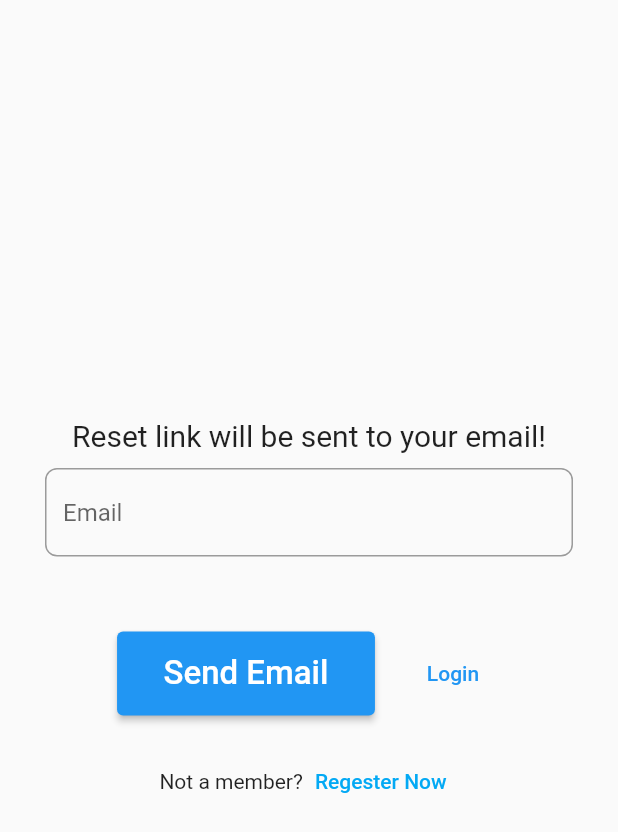
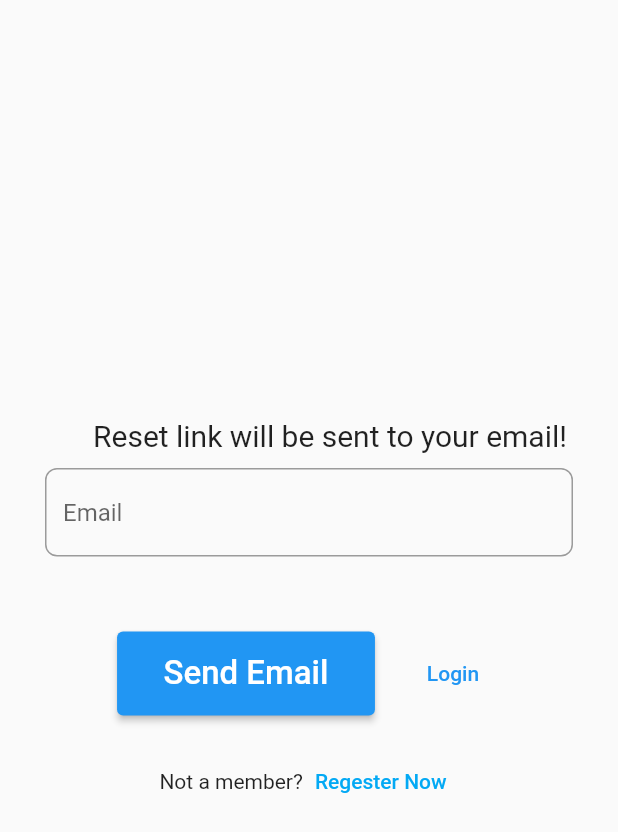
Before and after one commit to khadija-bibi/Auth-With-Firebase, a Flutter app: the screen it shows after launch, after a tap on "Login", after a tap on "Forget Password", on a phone screen of 412 x 824 dp. Shown: the top 832 px of the screen. Run offline on Flutter 3.47's test engine with Material 2 defaults, Android fonts, the phone set to English and light mode, and no system bars; our stand-ins replace firebase_auth, firebase_core; accounts and stored records are empty; network calls fail.

```diff
--- a/lib/pages/forgetPassword.dart
+++ b/lib/pages/forgetPassword.dart
@@ -1,5 +1,6 @@
 import 'package:auth_with_firebase/pages/login.dart';
 import 'package:auth_with_firebase/pages/signup.dart';
+import 'package:firebase_auth/firebase_auth.dart';
 import 'package:flutter/material.dart';
 
 class ForgetPassword extends StatefulWidget {
@@ -23,6 +24,29 @@ class _ForgetPasswordState extends State<ForgetPassword> {
 
     super.dispose();
   }
+  resetPassword()async{
+    try{
+      await FirebaseAuth.instance.sendPasswordResetEmail(email: email);
+      ScaffoldMessenger.of(context).showSnackBar(
+          SnackBar(
+            // backgroundColor: Colors.redAccent,
+              content:Text("Password Reset Email has been sent !",
+                style: TextStyle(fontSize:20.0),)
+
+          ));
+    }on FirebaseException catch(e){
+      if(e.code=="user-not-found"){
+        ScaffoldMessenger.of(context).showSnackBar(
+            SnackBar(
+              // backgroundColor: Colors.redAccent,
+                content:Text("No user found for that email",
+                  style: TextStyle(fontSize:20.0),)
+
+            ));
+      }
+
+    }
+  }
 
   @override
 
@@ -37,10 +61,13 @@ class _ForgetPasswordState extends State<ForgetPassword> {
               mainAxisAlignment: MainAxisAlignment.center,
               children: [
                 // SizedBox(height: 40,),
-                Text("Reset link will be sent to your email!",
-                    style: TextStyle(
-                      fontSize: 20,
-                    )),
+                Padding(
+                  padding: const EdgeInsets.only(left: 28),
+                  child: Text("Reset link will be sent to your email!",
+                      style: TextStyle(
+                        fontSize: 20,
+                      )),
+                ),
 
                 Padding(
                   padding:
@@ -87,6 +114,7 @@ class _ForgetPasswordState extends State<ForgetPassword> {
                                 email=emailController.text;
 
                               });
+                              resetPassword();
                             }
                           },
 
--- a/lib/pages/login.dart
+++ b/lib/pages/login.dart
@@ -1,6 +1,8 @@
 import 'package:auth_with_firebase/pages/forgetPassword.dart';
 import 'package:auth_with_firebase/pages/signup.dart';
 import 'package:auth_with_firebase/users/user_main.dart';
+import 'package:firebase_auth/firebase_auth.dart';
+
 import 'package:flutter/material.dart';
 
 class Login extends StatefulWidget {
@@ -19,9 +21,40 @@ class _LoginState extends State<Login> {
 final emailController=TextEditingController();
   final passwordController=TextEditingController();
 
-  void userLogin(){
-    Navigator.push(context,
-        MaterialPageRoute(builder: (context) => UserMain()));
+  Future<void> userLogin() async {
+
+    try{
+      await FirebaseAuth.instance.signInWithEmailAndPassword(email: email, password: password);
+      ScaffoldMessenger.of(context).showSnackBar(
+          SnackBar(
+            // backgroundColor: Colors.redAccent,
+              content:Text("Loggin Succesfully.",
+                style: TextStyle(fontSize:20.0),)
+
+          ));
+      Navigator.push(context,
+          MaterialPageRoute(builder: (context) => UserMain()));
+    }
+    on FirebaseAuthException catch(e){
+      if(e.code=="user-not-found"){
+        ScaffoldMessenger.of(context).showSnackBar(
+            SnackBar(
+              backgroundColor: Colors.redAccent,
+                content:Text("No User Found for that Email",
+                  style: TextStyle(fontSize:18.0),)
+
+            ));
+      }
+      else if(e.code=="wrong-password"){
+        ScaffoldMessenger.of(context).showSnackBar(
+            SnackBar(
+                backgroundColor: Colors.redAccent,
+                content:Text("Wrong Password provided by User",
+                  style: TextStyle(fontSize:18.0),)
+
+            ));
+      }
+    }
   }
   @override
   void dispose(){
@@ -49,10 +82,13 @@ final emailController=TextEditingController();
                 ),
                 Text("HELLO AGAIN!",
                     style: TextStyle(fontSize: 40, fontWeight: FontWeight.bold)),
-                Text("Welcome back, we are here for you!",
-                    style: TextStyle(
-                      fontSize: 20,
-                    )),
+                Padding(
+                  padding: const EdgeInsets.only(left: 28),
+                  child: Text("Welcome back, we are here for you!",
+                      style: TextStyle(
+                        fontSize: 20,
+                      )),
+                ),
                 SizedBox(
                   height: 40,
                 ),
--- a/lib/users/dashboard.dart
+++ b/lib/users/dashboard.dart
@@ -12,7 +12,7 @@ class _DashBoardState extends State<DashBoard> {
     return Center(
       child: Container(
         child: Text("DashBoard",style: TextStyle(
-          color: Colors.black,
+          color: Colors.blue,
           fontWeight: FontWeight.bold,
           fontSize: 20
         )),
--- a/lib/users/user_main.dart
+++ b/lib/users/user_main.dart
@@ -2,6 +2,7 @@ import 'package:auth_with_firebase/pages/login.dart';
 import 'package:auth_with_firebase/users/changePassword.dart';
 import 'package:auth_with_firebase/users/dashboard.dart';
 import 'package:auth_with_firebase/users/profile.dart';
+import 'package:firebase_auth/firebase_auth.dart';
 import 'package:flutter/material.dart';
 class UserMain extends StatefulWidget {
   const UserMain({Key? key}) : super(key: key);
@@ -31,7 +32,8 @@ class _UserMainState extends State<UserMain> {
         actions: [
           Padding(
             padding: const EdgeInsets.all(8.0),
-            child: ElevatedButton(onPressed: (){
+            child: ElevatedButton(onPressed: () async {
+              await FirebaseAuth.instance.signOut();
               Navigator.push(context,
                   MaterialPageRoute(builder: (context) => Login()));
             },   child: Padding(
```
Also changed, not shown: lib/pages/signup.dart (+55 -0 lines), lib/users/changePassword.dart (+18 -3 lines), lib/users/profile.dart (+3 -15 lines), pubspec.lock, 4 other files.
